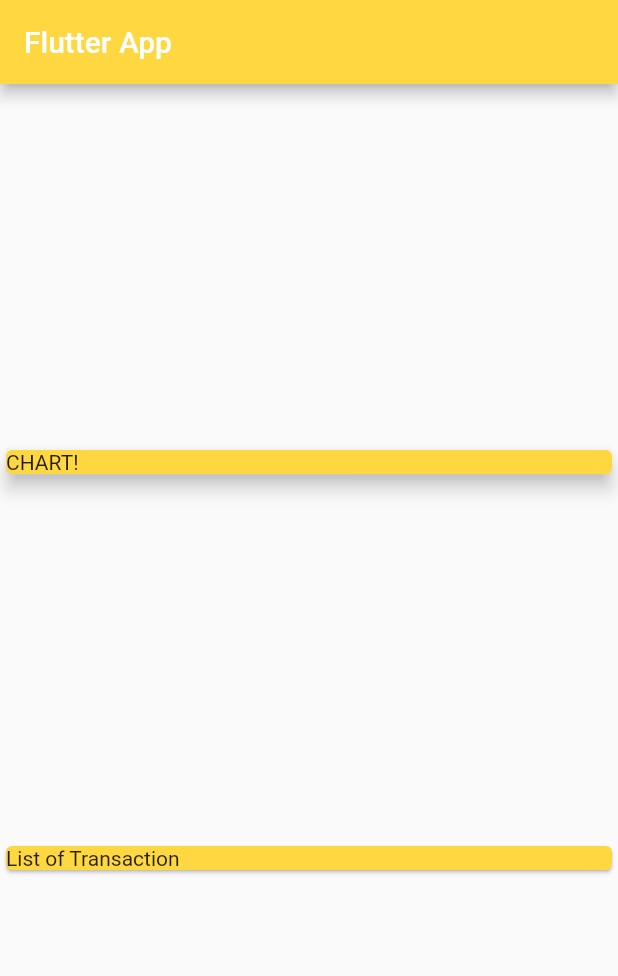
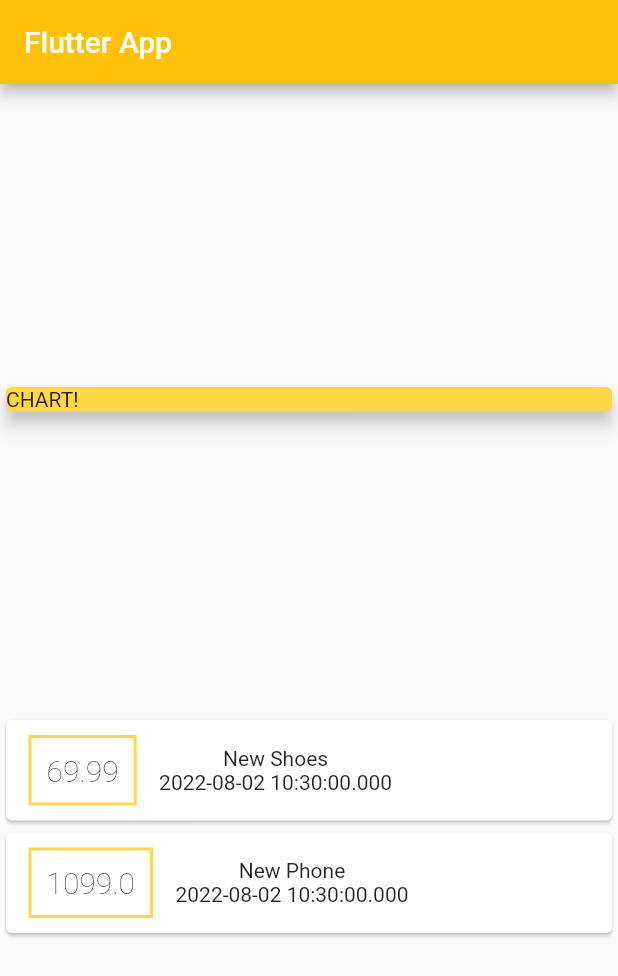
Before and after one commit to ascobani/flutter_lab_2, a Flutter app: the screen it shows after launch, on a phone screen of 412 x 824 dp. Shown: the top 976 px of the screen. Run offline on Flutter 3.47's test engine with Material 2 defaults, Android fonts, the phone set to English and light mode, and no system bars; project files that could hold a hidden picture were left out.

Commit message:
price tag

```diff
--- a/lib/main.dart
+++ b/lib/main.dart
@@ -1,22 +1,10 @@
 import 'package:flutter/material.dart';
+
+import './transaction.dart';
 
 void main() => runApp(const MyApp());
 
 Color color = Colors.amberAccent;
-
-class MyWidget extends StatefulWidget {
-  const MyWidget({super.key});
-
-  @override
-  State<MyWidget> createState() => _MyWidgetState();
-}
-
-class _MyWidgetState extends State<MyWidget> {
-  @override
-  Widget build(BuildContext context) {
-    return Container();
-  }
-}
 
 class MyApp extends StatelessWidget {
   const MyApp({super.key});
@@ -28,16 +16,36 @@ class MyApp extends StatelessWidget {
       home: const MyHomePage(),
       theme: ThemeData(
         appBarTheme: AppBarTheme(
-          color: color,
+          color: Colors.amber,
         ),
       ),
     );
   }
 }
 
-class MyHomePage extends StatelessWidget {
+final List<Transaction> transaction = [
+  Transaction(
+    id: 't1',
+    title: 'New Shoes',
+    amount: 69.99,
+    date: DateTime.now(),
+  ),
+  Transaction(
+    id: 't2',
+    title: 'New Phone',
+    amount: 1099,
+    date: DateTime.now(),
+  ),
+];
+
+class MyHomePage extends StatefulWidget {
   const MyHomePage({super.key});
 
+  @override
+  State<MyHomePage> createState() => _MyHomePageState();
+}
+
+class _MyHomePageState extends State<MyHomePage> {
   @override
   Widget build(BuildContext context) {
     return Scaffold(
@@ -53,9 +61,43 @@ class MyHomePage extends StatelessWidget {
             elevation: 5,
             child: const Text('CHART!'),
           ),
-          Card(
-            color: color,
-            child: const Text('List of Transaction'),
+          Column(
+            children: transaction.map((transaction) {
+              return Card(
+                child: Row(
+                  children: <Widget>[
+                    Container(
+                      margin: const EdgeInsets.symmetric(
+                        vertical: 10,
+                        horizontal: 15,
+                      ),
+                      decoration: BoxDecoration(
+                        border: Border.all(
+                          color: color,
+                          width: 2,
+                        ),
+                      ),
+                      padding: const EdgeInsets.all(10),
+                      child: Text(
+                        transaction.amount.toString(),
+                        style: const TextStyle(
+                          fontWeight: FontWeight.w200,
+                          fontSize: 20,
+                        ),
+                      ),
+                    ),
+                    Column(
+                      children: <Widget>[
+                        Text(transaction.title),
+                        Text(
+                          transaction.date.toString(),
+                        ),
+                      ],
+                    ),
+                  ],
+                ),
+              );
+            }).toList(),
           ),
         ],
       ),
--- /dev/null
+++ b/lib/transaction.dart
@@ -0,0 +1,14 @@
+
+class Transaction {
+  final String id;
+  final String title;
+  final double amount;
+  final DateTime date;
+
+  Transaction({
+    required this.id,
+    required this.title,
+    required this.amount,
+    required this.date,
+  });
+}
```
Also changed, not shown: fonts/Eirian.ttf (added).
